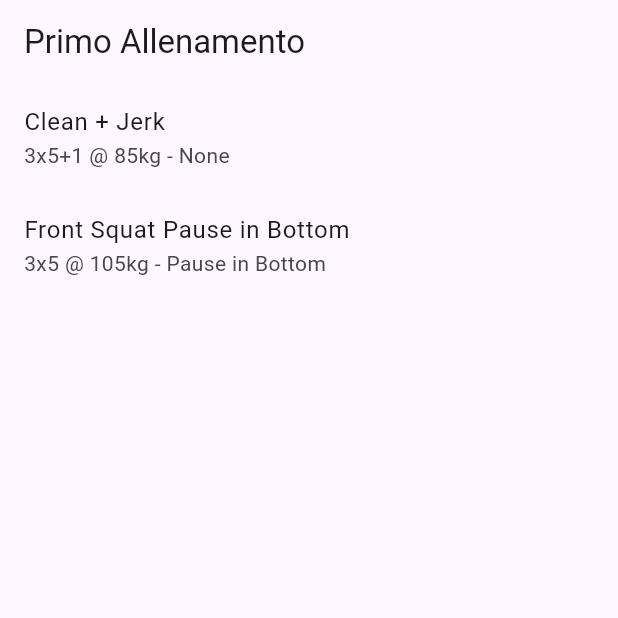
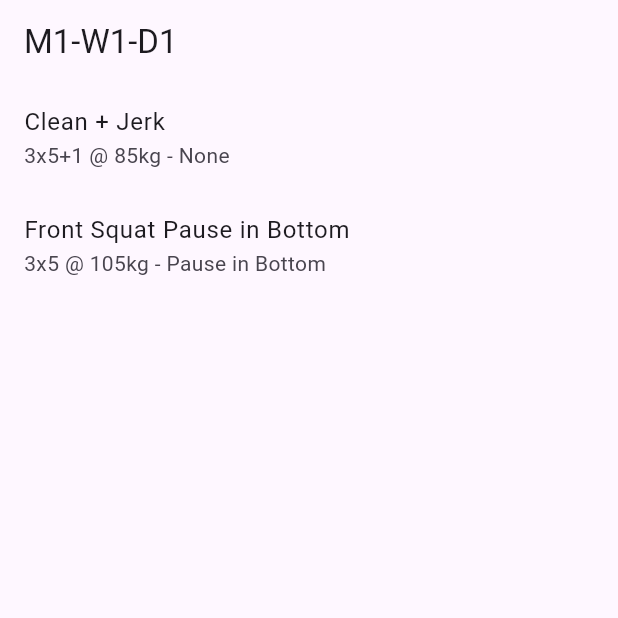
Before and after one commit to Mang00o/First_Flutter_App, a Flutter app: the screen it shows after launch, on a phone screen of 412 x 824 dp, the top half of it. Run offline on Flutter 3.47's test engine with Material 3 defaults, Android fonts, the phone set to English and light mode, and no system bars.

Commit message:
get workout title from json

```diff
--- a/lib/main.dart
+++ b/lib/main.dart
@@ -7,19 +7,24 @@ void main() {
 }
 
 class MyApp extends StatelessWidget {
-  Future<List<Map<String, dynamic>>> loadWorkout() async {
+  Future<Map<String, dynamic>> loadWorkout() async {
     final jsonString = await rootBundle.loadString('assets/workouts.json');
     final data = json.decode(jsonString);
-    final firstDay = data['weeks'][0]['days'][0]['exercises'] as List<dynamic>;
-    return firstDay.map((e) => e as Map<String, dynamic>).toList();
+    final month = data['month'];
+    final week = data['weeks'][0]['week'];
+    final day = data['weeks'][0]['days'][0]['day'];
+    final exercises = data['weeks'][0]['days'][0]['exercises'] as List<dynamic>;
+    return {
+      'title': 'M$month-W$week-D$day',
+      'exercises': exercises.map((e) => e as Map<String, dynamic>).toList(),
+    };
   }
 
   @override
   Widget build(BuildContext context) {
     return MaterialApp(
       home: Scaffold(
-        appBar: AppBar(title: Text('Primo Allenamento')),
-        body: FutureBuilder<List<Map<String, dynamic>>>(
+        body: FutureBuilder<Map<String, dynamic>>(
           future: loadWorkout(),
           builder: (context, snapshot) {
             if (snapshot.connectionState == ConnectionState.waiting) {
@@ -27,18 +32,20 @@ class MyApp extends StatelessWidget {
             } else if (snapshot.hasError) {
               return Center(child: Text('Errore: ${snapshot.error}'));
             } else {
-              final exercises = snapshot.data!;
-              return ListView.builder(
+              final title = snapshot.data!['title'];
+              final exercises = snapshot.data!['exercises'] as List<Map<String, dynamic>>;
+              return Scaffold(
+                appBar: AppBar(title: Text(title)),
+                body: ListView.builder(
                   itemCount: exercises.length,
                   itemBuilder: (context, index) {
                     final ex = exercises[index];
                     return ListTile(
                       title: Text(ex['name']),
-                    subtitle: Text(
-                      '${ex['sets']}x${ex['reps']} @ ${ex['weight']}kg - ${ex['variation']}',
-                    ),
+                      subtitle: Text('${ex['sets']}x${ex['reps']} @ ${ex['weight']}kg - ${ex['variation']}'),
                     );
                   },
+                ),
               );
             }
           },
```
Lines whose indentation alone changed are shown as unchanged.
